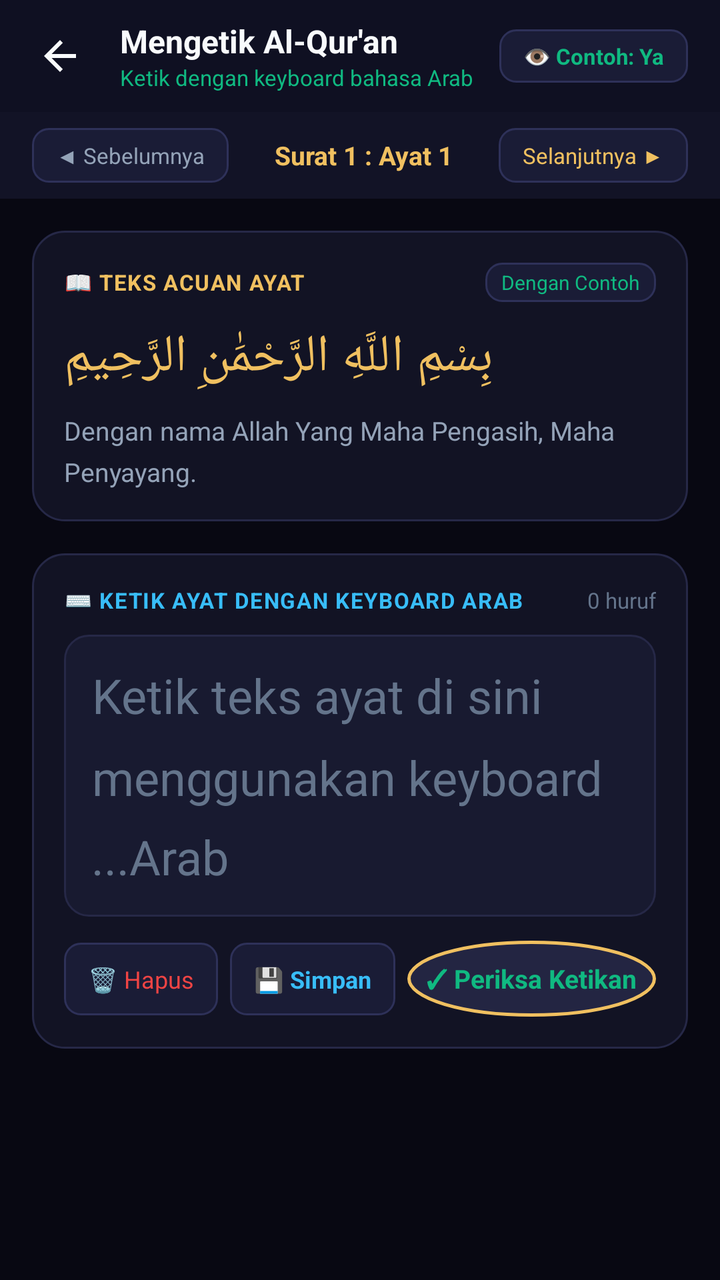
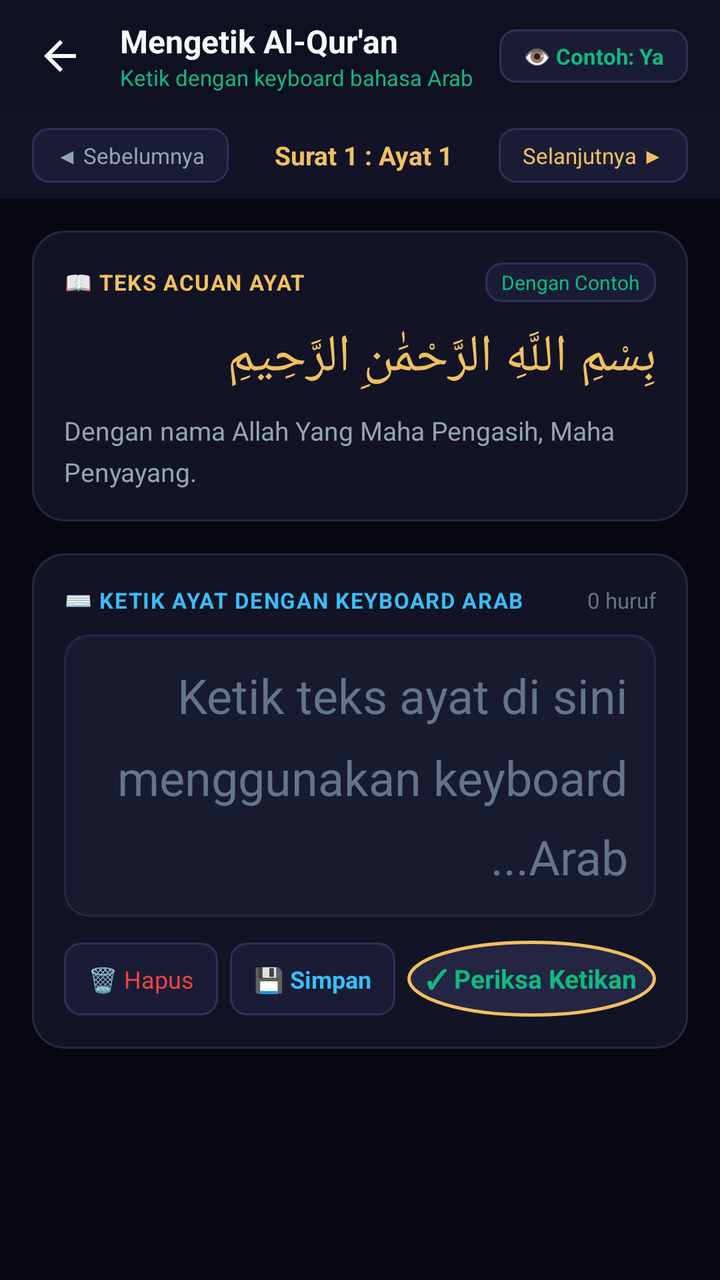

Compare the two renders of this Android layout. The source of the first and the diff that turns it into the second are given below.
<!-- AndroidManifest.xml: activity theme AppTheme.NoActionBar -->
<!-- res/layout/activity_tulis.xml -->
<?xml version="1.0" encoding="utf-8"?>
<LinearLayout xmlns:android="http://schemas.android.com/apk/res/android"
    android:layout_width="match_parent"
    android:layout_height="match_parent"
    android:orientation="vertical"
    android:background="@color/bg_main">

    
    <LinearLayout
        android:layout_width="match_parent"
        android:layout_height="56dp"
        android:orientation="horizontal"
        android:gravity="center_vertical"
        android:paddingHorizontal="8dp"
        android:background="#0F1022">

        <ImageButton
            android:id="@+id/btn_back_tulis"
            android:layout_width="44dp"
            android:layout_height="44dp"
            android:background="?attr/selectableItemBackgroundBorderless"
            android:src="@drawable/ic_arrow_back"
            android:contentDescription="Kembali" />

        <LinearLayout
            android:layout_width="0dp"
            android:layout_height="wrap_content"
            android:layout_weight="1"
            android:orientation="vertical"
            android:layout_marginStart="8dp">

            <TextView
                android:id="@+id/tv_tulis_title"
                android:layout_width="wrap_content"
                android:layout_height="wrap_content"
                android:text="Mengetik Al-Qur'an"
                android:textColor="@color/text_primary"
                android:textSize="16sp"
                android:textStyle="bold" />

            <TextView
                android:id="@+id/tv_tulis_subtitle"
                android:layout_width="wrap_content"
                android:layout_height="wrap_content"
                android:text="Ketik dengan keyboard bahasa Arab"
                android:textColor="@color/emerald"
                android:textSize="11sp" />
        </LinearLayout>

        <TextView
            android:id="@+id/btn_toggle_contoh_tulis"
            android:layout_width="wrap_content"
            android:layout_height="wrap_content"
            android:background="@drawable/bg_chip_action"
            android:paddingHorizontal="12dp"
            android:paddingVertical="6dp"
            android:text="👁️ Contoh: Ya"
            android:textColor="@color/emerald"
            android:textSize="11sp"
            android:textStyle="bold"
            android:layout_marginEnd="8dp" />
    </LinearLayout>

    
    <LinearLayout
        android:layout_width="match_parent"
        android:layout_height="wrap_content"
        android:orientation="horizontal"
        android:gravity="center_vertical"
        android:paddingHorizontal="16dp"
        android:paddingVertical="8dp"
        android:background="#121326">

        <TextView
            android:id="@+id/btn_tulis_prev"
            android:layout_width="wrap_content"
            android:layout_height="wrap_content"
            android:background="@drawable/bg_chip_action"
            android:paddingHorizontal="12dp"
            android:paddingVertical="6dp"
            android:text="◀ Sebelumnya"
            android:textColor="@color/text_secondary"
            android:textSize="11sp" />

        <TextView
            android:id="@+id/tv_tulis_ayah_badge"
            android:layout_width="0dp"
            android:layout_height="wrap_content"
            android:layout_weight="1"
            android:gravity="center"
            android:text="Surat 1 : Ayat 1"
            android:textColor="@color/gold_primary"
            android:textSize="13sp"
            android:textStyle="bold" />

        <TextView
            android:id="@+id/btn_tulis_next"
            android:layout_width="wrap_content"
            android:layout_height="wrap_content"
            android:background="@drawable/bg_chip_action"
            android:paddingHorizontal="12dp"
            android:paddingVertical="6dp"
            android:text="Selanjutnya ▶"
            android:textColor="@color/gold_primary"
            android:textSize="11sp" />
    </LinearLayout>

    
    <ScrollView
        android:layout_width="match_parent"
        android:layout_height="0dp"
        android:layout_weight="1"
        android:fillViewport="true">

        <LinearLayout
            android:layout_width="match_parent"
            android:layout_height="wrap_content"
            android:orientation="vertical"
            android:padding="16dp">

            
            <LinearLayout
                android:id="@+id/card_keyboard_warning"
                android:layout_width="match_parent"
                android:layout_height="wrap_content"
                android:background="@drawable/bg_card_surah"
                android:orientation="vertical"
                android:padding="14dp"
                android:layout_marginBottom="14dp"
                android:visibility="gone">

                <LinearLayout
                    android:layout_width="match_parent"
                    android:layout_height="wrap_content"
                    android:orientation="horizontal"
                    android:gravity="center_vertical"
                    android:layout_marginBottom="6dp">

                    <TextView
                        android:layout_width="wrap_content"
                        android:layout_height="wrap_content"
                        android:text="⚠️"
                        android:textSize="16sp"
                        android:layout_marginEnd="8dp" />

                    <TextView
                        android:layout_width="0dp"
                        android:layout_height="wrap_content"
                        android:layout_weight="1"
                        android:text="Keyboard Bahasa Arab Belum Terdeteksi"
                        android:textColor="@color/gold_primary"
                        android:textSize="13sp"
                        android:textStyle="bold" />

                    <ImageButton
                        android:id="@+id/btn_dismiss_kb_warning"
                        android:layout_width="28dp"
                        android:layout_height="28dp"
                        android:background="?attr/selectableItemBackgroundBorderless"
                        android:src="@drawable/ic_close"
                        android:contentDescription="Tutup" />
                </LinearLayout>

                <TextView
                    android:layout_width="match_parent"
                    android:layout_height="wrap_content"
                    android:text="Untuk mengetik ayat Al-Qur'an, keyboard Anda perlu mendukung bahasa Arab. Silakan aktifkan bahasa Arab di Pengaturan Keyboard atau pasang Google Keyboard (Gboard)."
                    android:textColor="@color/text_secondary"
                    android:textSize="11sp"
                    android:lineSpacingMultiplier="1.2"
                    android:layout_marginBottom="10dp" />

                <LinearLayout
                    android:layout_width="match_parent"
                    android:layout_height="wrap_content"
                    android:orientation="horizontal">

                    <TextView
                        android:id="@+id/btn_open_kb_settings"
                        android:layout_width="0dp"
                        android:layout_height="wrap_content"
                        android:layout_weight="1"
                        android:background="@drawable/bg_badge_number"
                        android:gravity="center"
                        android:paddingVertical="8dp"
                        android:text="⚙️ Buka Pengaturan Keyboard"
                        android:textColor="@color/gold_primary"
                        android:textSize="11sp"
                        android:textStyle="bold"
                        android:layout_marginEnd="6dp" />

                    <TextView
                        android:id="@+id/btn_install_gboard"
                        android:layout_width="0dp"
                        android:layout_height="wrap_content"
                        android:layout_weight="1"
                        android:background="@drawable/bg_chip_action"
                        android:gravity="center"
                        android:paddingVertical="8dp"
                        android:text="📥 Pasang Gboard (Play Store)"
                        android:textColor="@color/cyan_accent"
                        android:textSize="11sp" />
                </LinearLayout>
            </LinearLayout>

            
            <LinearLayout
                android:id="@+id/card_contoh_ayat"
                android:layout_width="match_parent"
                android:layout_height="wrap_content"
                android:background="@drawable/bg_card_surah"
                android:orientation="vertical"
                android:padding="16dp"
                android:layout_marginBottom="16dp">

                <LinearLayout
                    android:layout_width="match_parent"
                    android:layout_height="wrap_content"
                    android:orientation="horizontal"
                    android:gravity="center_vertical"
                    android:layout_marginBottom="10dp">

                    <TextView
                        android:layout_width="0dp"
                        android:layout_height="wrap_content"
                        android:layout_weight="1"
                        android:text="📖 TEKS ACUAN AYAT"
                        android:textColor="@color/gold_primary"
                        android:textSize="11sp"
                        android:textStyle="bold"
                        android:letterSpacing="0.05" />

                    <TextView
                        android:id="@+id/tv_contoh_mode_badge"
                        android:layout_width="wrap_content"
                        android:layout_height="wrap_content"
                        android:background="@drawable/bg_chip_action"
                        android:paddingHorizontal="8dp"
                        android:paddingVertical="3dp"
                        android:text="Dengan Contoh"
                        android:textColor="@color/emerald"
                        android:textSize="10sp" />
                </LinearLayout>

                
                <TextView
                    android:id="@+id/tv_target_arabic"
                    android:layout_width="match_parent"
                    android:layout_height="wrap_content"
                    android:gravity="right|end"
                    android:layoutDirection="rtl"
                    android:textDirection="rtl"
                    android:textAlignment="gravity"
                    android:text="بِسْمِ اللَّهِ الرَّحْمَٰنِ الرَّحِيمِ"
                    android:textColor="@color/gold_primary"
                    android:textSize="26sp"
                    android:lineSpacingMultiplier="1.4"
                    android:layout_marginBottom="10dp" />

                
                <LinearLayout
                    android:id="@+id/layout_tanpa_contoh_notice"
                    android:layout_width="match_parent"
                    android:layout_height="wrap_content"
                    android:background="#161830"
                    android:padding="12dp"
                    android:gravity="center"
                    android:orientation="vertical"
                    android:layout_marginBottom="10dp"
                    android:visibility="gone">

                    <TextView
                        android:layout_width="wrap_content"
                        android:layout_height="wrap_content"
                        android:text="🔒 Mode Tanpa Contoh Aktif"
                        android:textColor="@color/gold_primary"
                        android:textSize="13sp"
                        android:textStyle="bold"
                        android:layout_marginBottom="4dp" />

                    <TextView
                        android:layout_width="wrap_content"
                        android:layout_height="wrap_content"
                        android:text="Teks Arab disembunyikan. Ketik ayat langsung dari hafalan / ingatan Anda."
                        android:textColor="@color/text_secondary"
                        android:textSize="11sp"
                        android:gravity="center" />
                </LinearLayout>

                
                <TextView
                    android:id="@+id/tv_target_indo"
                    android:layout_width="match_parent"
                    android:layout_height="wrap_content"
                    android:text="Dengan nama Allah Yang Maha Pengasih, Maha Penyayang."
                    android:textColor="@color/text_secondary"
                    android:textSize="13sp"
                    android:lineSpacingMultiplier="1.3" />
            </LinearLayout>

            
            <LinearLayout
                android:layout_width="match_parent"
                android:layout_height="wrap_content"
                android:background="@drawable/bg_card_surah"
                android:orientation="vertical"
                android:padding="16dp"
                android:layout_marginBottom="16dp">

                <LinearLayout
                    android:layout_width="match_parent"
                    android:layout_height="wrap_content"
                    android:orientation="horizontal"
                    android:gravity="center_vertical"
                    android:layout_marginBottom="10dp">

                    <TextView
                        android:layout_width="0dp"
                        android:layout_height="wrap_content"
                        android:layout_weight="1"
                        android:text="⌨️ KETIK AYAT DENGAN KEYBOARD ARAB"
                        android:textColor="@color/cyan_accent"
                        android:textSize="11sp"
                        android:textStyle="bold"
                        android:letterSpacing="0.05" />

                    <TextView
                        android:id="@+id/tv_typing_char_count"
                        android:layout_width="wrap_content"
                        android:layout_height="wrap_content"
                        android:text="0 huruf"
                        android:textColor="@color/text_muted"
                        android:textSize="11sp" />
                </LinearLayout>

                
                <EditText
                    android:id="@+id/et_arabic_input"
                    android:layout_width="match_parent"
                    android:layout_height="wrap_content"
                    android:minLines="3"
                    android:maxLines="6"
                    android:background="@drawable/bg_search_input"
                    android:padding="14dp"
                    android:hint="Ketik teks ayat di sini menggunakan keyboard Arab..."
                    android:textColorHint="@color/text_muted"
                    android:textColor="@color/text_primary"
                    android:textSize="24sp"
                    android:gravity="top|right|end"
                    android:layoutDirection="rtl"
                    android:textDirection="rtl"
                    android:textAlignment="gravity"
                    android:inputType="textMultiLine"
                    android:lineSpacingMultiplier="1.4"
                    android:scrollbars="vertical"
                    android:layout_marginBottom="12dp" />

                
                <LinearLayout
                    android:layout_width="match_parent"
                    android:layout_height="wrap_content"
                    android:orientation="horizontal">

                    <TextView
                        android:id="@+id/btn_clear_input"
                        android:layout_width="wrap_content"
                        android:layout_height="wrap_content"
                        android:background="@drawable/bg_chip_action"
                        android:paddingHorizontal="12dp"
                        android:paddingVertical="10dp"
                        android:text="🗑️ Hapus"
                        android:textColor="@color/red_error"
                        android:textSize="12sp"
                        android:layout_marginEnd="6dp" />

                    <TextView
                        android:id="@+id/btn_simpan_input"
                        android:layout_width="wrap_content"
                        android:layout_height="wrap_content"
                        android:background="@drawable/bg_chip_action"
                        android:paddingHorizontal="12dp"
                        android:paddingVertical="10dp"
                        android:text="💾 Simpan"
                        android:textColor="@color/cyan_accent"
                        android:textSize="12sp"
                        android:textStyle="bold"
                        android:layout_marginEnd="6dp" />

                    <TextView
                        android:id="@+id/btn_periksa_ketikan"
                        android:layout_width="0dp"
                        android:layout_height="wrap_content"
                        android:layout_weight="1"
                        android:background="@drawable/bg_badge_number"
                        android:gravity="center"
                        android:paddingVertical="10dp"
                        android:text="✓ Periksa Ketikan"
                        android:textColor="@color/emerald"
                        android:textSize="13sp"
                        android:textStyle="bold" />
                </LinearLayout>
            </LinearLayout>

            
            <LinearLayout
                android:id="@+id/card_check_panel"
                android:layout_width="match_parent"
                android:layout_height="wrap_content"
                android:background="@drawable/bg_card_surah"
                android:orientation="vertical"
                android:padding="16dp"
                android:layout_marginBottom="24dp"
                android:visibility="gone">

                <LinearLayout
                    android:layout_width="match_parent"
                    android:layout_height="wrap_content"
                    android:orientation="horizontal"
                    android:gravity="center_vertical"
                    android:layout_marginBottom="8dp">

                    <TextView
                        android:id="@+id/tv_check_title"
                        android:layout_width="0dp"
                        android:layout_height="wrap_content"
                        android:layout_weight="1"
                        android:text="📊 Hasil Koreksi Ketikan"
                        android:textColor="@color/emerald"
                        android:textSize="14sp"
                        android:textStyle="bold" />

                    <TextView
                        android:id="@+id/tv_check_score"
                        android:layout_width="wrap_content"
                        android:layout_height="wrap_content"
                        android:background="@drawable/bg_badge_number"
                        android:paddingHorizontal="12dp"
                        android:paddingVertical="4dp"
                        android:text="100%"
                        android:textColor="@color/gold_primary"
                        android:textSize="16sp"
                        android:textStyle="bold" />
                </LinearLayout>

                <TextView
                    android:id="@+id/tv_check_stats"
                    android:layout_width="match_parent"
                    android:layout_height="wrap_content"
                    android:text="✅ Benar: 4  🔵 Mirip: 0  ❌ Salah: 0  ⚫ Terlewat: 0"
                    android:textColor="@color/text_secondary"
                    android:textSize="11sp"
                    android:layout_marginBottom="12dp" />

                
                <TextView
                    android:id="@+id/tv_check_word_diff"
                    android:layout_width="match_parent"
                    android:layout_height="wrap_content"
                    android:background="#121326"
                    android:padding="14dp"
                    android:textSize="22sp"
                    android:lineSpacingMultiplier="1.5"
                    android:gravity="right|end"
                    android:layoutDirection="rtl"
                    android:textDirection="rtl"
                    android:textAlignment="gravity"
                    android:textColor="@color/text_primary"
                    android:layout_marginBottom="12dp" />

                <TextView
                    android:id="@+id/tv_check_feedback"
                    android:layout_width="match_parent"
                    android:layout_height="wrap_content"
                    android:text="Masya Allah! Ketikan Anda sempurna."
                    android:textColor="@color/gold_primary"
                    android:textSize="12sp"
                    android:textStyle="italic" />
            </LinearLayout>

        </LinearLayout>
    </ScrollView>

</LinearLayout>
<!-- resources referenced by this layout -->
<resources>
  <color name="bg_main">#080812</color>
  <color name="cyan_accent">#38BDF8</color>
  <color name="emerald">#10B981</color>
  <color name="gold_primary">#F0C060</color>
  <color name="red_error">#EF4444</color>
  <color name="text_muted">#64748B</color>
  <color name="text_primary">#F8FAFC</color>
  <color name="text_secondary">#94A3B8</color>
  <!-- drawable bg_badge_number (drawable) -->
  <?xml version="1.0" encoding="utf-8"?>
  <shape xmlns:android="http://schemas.android.com/apk/res/android"
      android:shape="oval">
      <solid android:color="#232542" />
      <stroke android:width="1.5dp" android:color="@color/gold_primary" />
  </shape>
  <!-- drawable bg_card_surah (drawable) -->
  <?xml version="1.0" encoding="utf-8"?>
  <shape xmlns:android="http://schemas.android.com/apk/res/android"
      android:shape="rectangle">
      <solid android:color="@color/bg_card" />
      <corners android:radius="16dp" />
      <stroke android:width="1dp" android:color="@color/border_color" />
  </shape>
  <!-- drawable bg_chip_action (drawable) -->
  <?xml version="1.0" encoding="utf-8"?>
  <shape xmlns:android="http://schemas.android.com/apk/res/android"
      android:shape="rectangle">
      <solid android:color="#1A1C36" />
      <corners android:radius="8dp" />
      <stroke android:width="1dp" android:color="#2E3159" />
  </shape>
  <!-- drawable bg_search_input (drawable) -->
  <?xml version="1.0" encoding="utf-8"?>
  <shape xmlns:android="http://schemas.android.com/apk/res/android"
      android:shape="rectangle">
      <solid android:color="@color/bg_input" />
      <corners android:radius="12dp" />
      <stroke android:width="1dp" android:color="@color/border_color" />
  </shape>
  <!-- drawable ic_arrow_back (drawable) -->
  <vector xmlns:android="http://schemas.android.com/apk/res/android"
      android:width="24dp"
      android:height="24dp"
      android:viewportWidth="24"
      android:viewportHeight="24">
    <path
        android:fillColor="@color/text_primary"
        android:pathData="M20,11H7.83l5.59,-5.59L12,4l-8,8 8,8 1.41,-1.41L7.83,13H20v-2z"/>
  </vector>
  <!-- drawable ic_close (drawable) -->
  <vector xmlns:android="http://schemas.android.com/apk/res/android"
      android:width="24dp"
      android:height="24dp"
      android:viewportWidth="24"
      android:viewportHeight="24">
    <path
        android:fillColor="#9999BB"
        android:pathData="M19,6.41L17.59,5 12,10.59 6.41,5 5,6.41 10.59,12 5,17.59 6.41,19 12,13.41 17.59,19 19,17.59 13.41,12z"/>
  </vector>
  <style name="AppTheme.NoActionBar" parent="AppTheme">
          <item name="windowActionBar">false</item>
          <item name="windowNoTitle">true</item>
      </style>
  <color name="bg_card">#121324</color>
  <color name="border_color">#262847</color>
  <color name="bg_input">#181a30</color>
  <style name="AppTheme" parent="Theme.MaterialComponents.DayNight.NoActionBar">
          <item name="colorPrimary">@color/gold_primary</item>
          <item name="colorPrimaryDark">@color/bg_main</item>
          <item name="colorAccent">@color/gold_primary</item>
          <item name="android:windowBackground">@color/bg_main</item>
          <item name="android:statusBarColor">@color/bg_main</item>
          <item name="android:navigationBarColor">@color/bg_main</item>
      </style>
</resources>

<!-- the commit's change to res/layout/activity_tulis.xml (unified diff, before → after) -->
@@ -247,10 +247,10 @@
                     android:id="@+id/tv_target_arabic"
                     android:layout_width="match_parent"
                     android:layout_height="wrap_content"
-                    android:gravity="right|end"
+                    android:gravity="right"
                     android:layoutDirection="rtl"
                     android:textDirection="rtl"
-                    android:textAlignment="gravity"
+                    android:textAlignment="textStart"
                     android:text="بِسْمِ اللَّهِ الرَّحْمَٰنِ الرَّحِيمِ"
                     android:textColor="@color/gold_primary"
                     android:textSize="26sp"
@@ -346,10 +346,10 @@
                     android:textColorHint="@color/text_muted"
                     android:textColor="@color/text_primary"
                     android:textSize="24sp"
-                    android:gravity="top|right|end"
+                    android:gravity="top|right"
                     android:layoutDirection="rtl"
                     android:textDirection="rtl"
-                    android:textAlignment="gravity"
+                    android:textAlignment="textStart"
                     android:inputType="textMultiLine"
                     android:lineSpacingMultiplier="1.4"
                     android:scrollbars="vertical"
@@ -460,10 +460,10 @@
                     android:padding="14dp"
                     android:textSize="22sp"
                     android:lineSpacingMultiplier="1.5"
-                    android:gravity="right|end"
+                    android:gravity="right"
                     android:layoutDirection="rtl"
                     android:textDirection="rtl"
-                    android:textAlignment="gravity"
+                    android:textAlignment="textStart"
                     android:textColor="@color/text_primary"
                     android:layout_marginBottom="12dp" />
 
